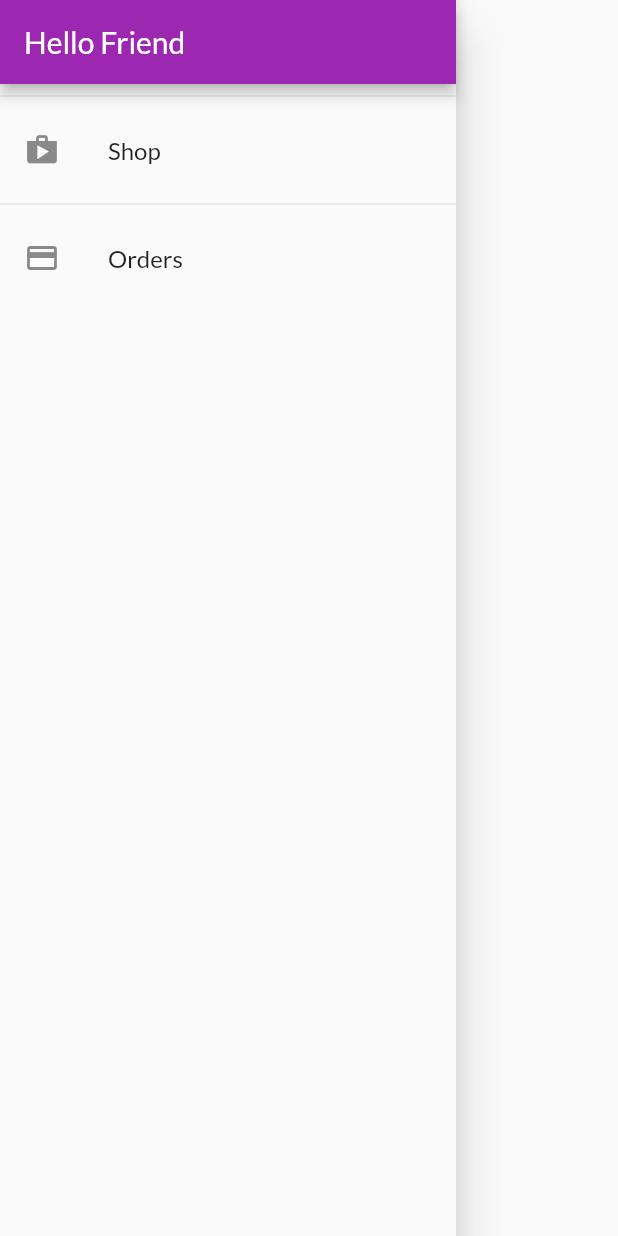
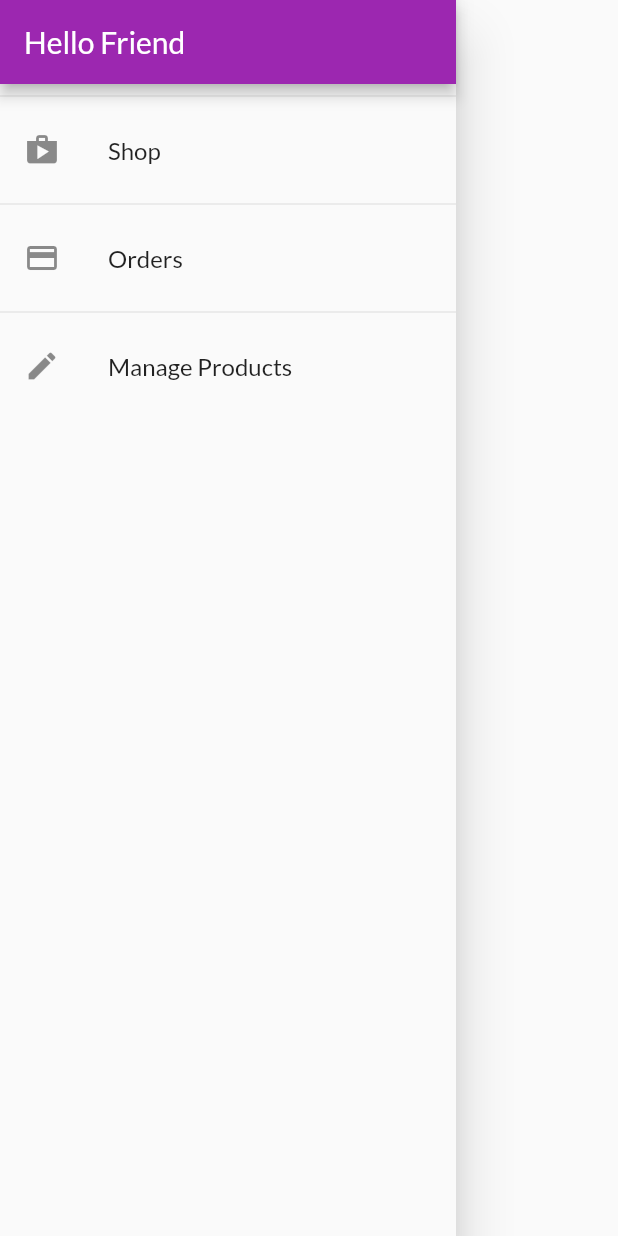
Before and after one commit to Manishcs076/Basic_Shop, a Flutter app: the AppDrawer widget shown alone on an empty page, opened directly, on a phone screen of 412 x 824 dp. Run offline on Flutter 3.47's test engine with Material 2 defaults, Android fonts, the phone set to English and light mode, and no system bars; network calls fail.

Commit message:
provide manage product listtile to the app drawer

```diff
--- a/lib/widgets/app_drawer.dart
+++ b/lib/widgets/app_drawer.dart
@@ -1,5 +1,6 @@
 import '../screens/orders_screen.dart';
 import 'package:flutter/material.dart';
+import '../screens/user_products_screen.dart';
 
 class AppDrawer extends StatelessWidget {
   @override
@@ -26,9 +27,18 @@ class AppDrawer extends StatelessWidget {
             leading: Icon(Icons.payment),
             title: Text('Orders'),
             onTap: () {
-              Navigator.of(context).pushReplacementNamed(OrdersScreen.routeName);
+              Navigator.of(context)
+                  .pushReplacementNamed(OrdersScreen.routeName);
             },
           ),
+          Divider(),
+          ListTile(
+            leading: Icon(Icons.edit),
+            title: Text('Manage Products'),
+            onTap: () {
+              Navigator.of(context).pushReplacementNamed(UserProductsScreen.routeName);
+            },
+          )
         ],
       ),
     );
```
